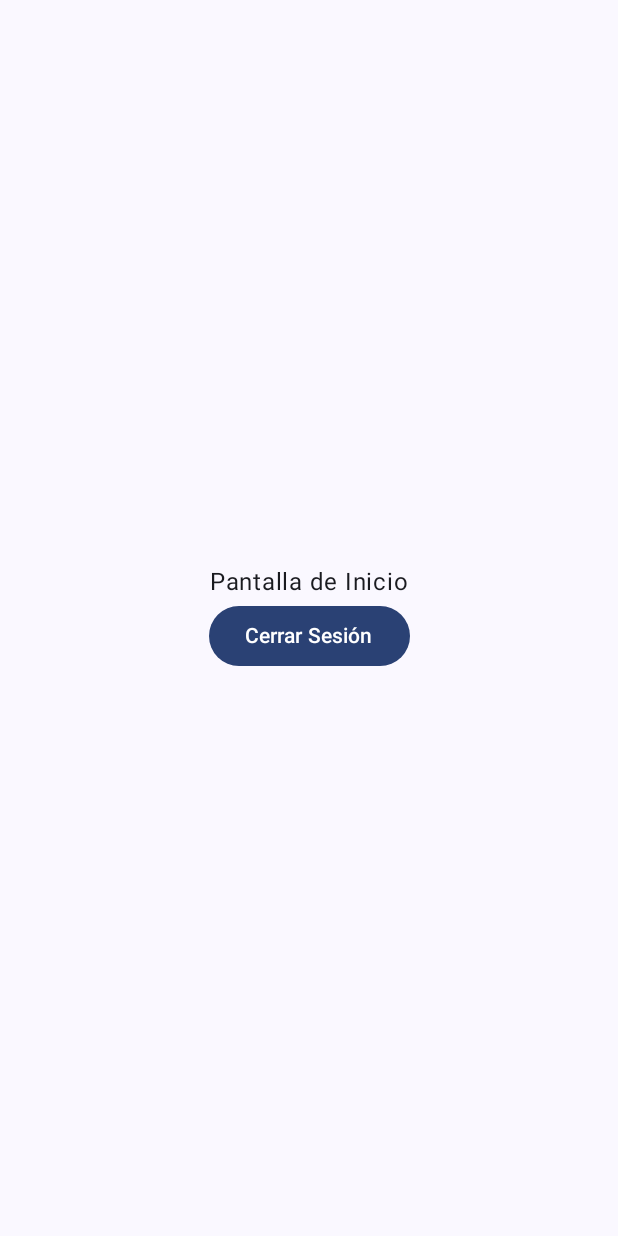
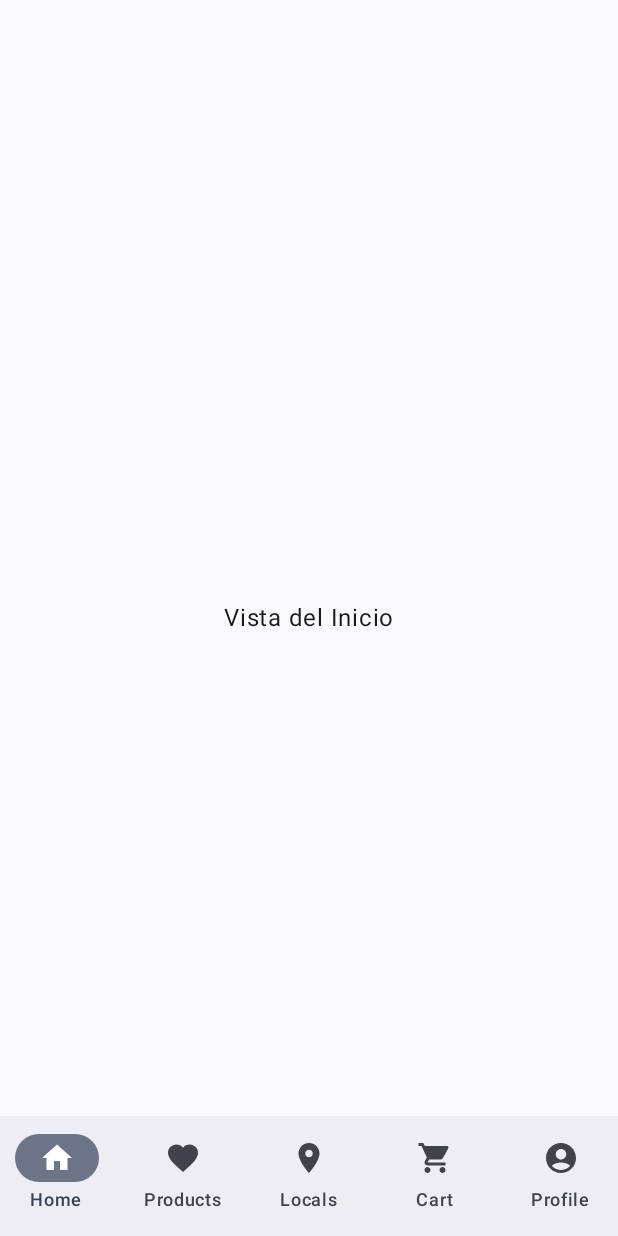
Before and after one commit to shanadyestrada/pizzahutapp, an Android app built with Jetpack Compose: the HomeScreen screen opened through its navigation route, on a phone screen of 412 x 824 dp. Run offline under Robolectric (Android 15) with nearby library versions, the phone set to English and light mode, and no system bars; our stand-ins replace Firebase (no records; nobody signed in at launch, a user with empty details on screens opened directly).

Commit message:
Visualización de las 5 páginas

```diff
--- /dev/null
+++ b/app/src/main/java/com/example/pizzahutapp/pages/HomePage.kt
@@ -0,0 +1,24 @@
+package com.example.pizzahutapp.pages
+
+import androidx.compose.foundation.layout.Arrangement
+import androidx.compose.foundation.layout.Column
+import androidx.compose.foundation.layout.fillMaxSize
+import androidx.compose.foundation.layout.padding
+import androidx.compose.material3.Text
+import androidx.compose.runtime.Composable
+import androidx.compose.ui.Alignment
+import androidx.compose.ui.Modifier
+import androidx.compose.ui.unit.dp
+
+@Composable
+fun HomePage(modifier: Modifier = Modifier) {
+    Column (modifier = Modifier
+        .fillMaxSize()
+        .padding(32.dp),
+        verticalArrangement = Arrangement.Center,
+        horizontalAlignment = Alignment.CenterHorizontally
+    ){
+        Text(text = "Vista del Inicio")
+    }
+
+}
--- a/app/src/main/java/com/example/pizzahutapp/screen/HomeScreen.kt
+++ b/app/src/main/java/com/example/pizzahutapp/screen/HomeScreen.kt
@@ -4,32 +4,86 @@ import androidx.compose.foundation.layout.Arrangement
 import androidx.compose.foundation.layout.Column
 import androidx.compose.foundation.layout.fillMaxSize
 import androidx.compose.foundation.layout.padding
+import androidx.compose.material.icons.Icons
+import androidx.compose.material.icons.filled.AccountCircle
+import androidx.compose.material.icons.filled.Favorite
+import androidx.compose.material.icons.filled.Home
+import androidx.compose.material.icons.filled.LocationOn
+import androidx.compose.material.icons.filled.ShoppingCart
+import androidx.compose.material.icons.filled.Star
 import androidx.compose.material3.Button
+import androidx.compose.material3.Icon
+import androidx.compose.material3.NavigationBar
+import androidx.compose.material3.NavigationBarItem
+import androidx.compose.material3.Scaffold
 import androidx.compose.material3.Text
 import androidx.compose.runtime.Composable
+import androidx.compose.runtime.getValue
+import androidx.compose.runtime.mutableStateOf
+import androidx.compose.runtime.remember
+import androidx.compose.runtime.setValue
 import androidx.compose.ui.Alignment
 import androidx.compose.ui.Modifier
+import androidx.compose.ui.graphics.vector.ImageVector
 import androidx.compose.ui.unit.dp
 import androidx.navigation.NavController
+import com.example.pizzahutapp.pages.CartPage
+import com.example.pizzahutapp.pages.FavoritePage
+import com.example.pizzahutapp.pages.HomePage
+import com.example.pizzahutapp.pages.LocalPage
+import com.example.pizzahutapp.pages.ProfilePage
 import com.google.firebase.Firebase
 import com.google.firebase.auth.auth
+import com.google.protobuf.DescriptorProtos.FieldDescriptorProto.Label
 
 @Composable
 fun HomeScreen(modifier: Modifier = Modifier, navController: NavController) {
-    Column (modifier = Modifier.fillMaxSize().padding(32.dp),
-        verticalArrangement = Arrangement.Center,
-        horizontalAlignment = Alignment.CenterHorizontally
-    ){
-        Text(text = "Pantalla de Inicio")
-        Button(onClick = {
-            Firebase.auth.signOut()
-            navController.navigate("auth") {
-                popUpTo("home") {
-                    inclusive = true
-                }
+    val navItemList = listOf(
+        NavItem("Home", Icons.Default.Home),
+        NavItem("Products", Icons.Default.Favorite),
+        NavItem("Locals", Icons.Default.LocationOn),
+        NavItem("Cart", Icons.Default.ShoppingCart),
+        NavItem("Profile", Icons.Default.AccountCircle)
+    )
+
+    var selectedIndex by remember {
+        mutableStateOf(0)
+    }
+
+    Scaffold (bottomBar = {
+        NavigationBar {
+            navItemList.forEachIndexed { index, navItem ->
+                NavigationBarItem(
+                    selected = index==selectedIndex,
+                    onClick = {
+                        selectedIndex = index
+                    },
+                    icon = {
+                        Icon(imageVector = navItem.icon, contentDescription = navItem.label)
+                    },
+                    label = {
+                        Text(text = navItem.label)
+                    }
+                )
             }
-        }) {
-            Text(text = "Cerrar Sesión")
         }
+    }) {
+        ContentScreen(modifier = Modifier.padding(it), selectedIndex)
     }
 }
+
+@Composable
+fun ContentScreen(modifier: Modifier = Modifier, selectedIndex : Int) {
+    when (selectedIndex) {
+        0 -> HomePage(modifier)
+        1 -> FavoritePage(modifier)
+        2 -> LocalPage(modifier)
+        3 -> CartPage(modifier)
+        4 -> ProfilePage(modifier)
+    }
+}
+
+data class NavItem (
+    val label: String,
+    val icon: ImageVector
+)
```
Also changed, not shown: app/src/main/java/com/example/pizzahutapp/pages/CartPage.kt (added, +23 -0 lines), app/src/main/java/com/example/pizzahutapp/pages/FavoritePage.kt (added, +23 -0 lines), app/src/main/java/com/example/pizzahutapp/pages/LocalPage.kt (added, +24 -0 lines), app/src/main/java/com/example/pizzahutapp/pages/ProfilePage.kt (added, +23 -0 lines).
